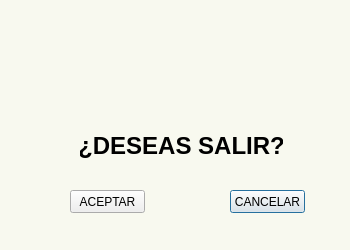
First picture: the form in templates/ExitWindow.ui, repository braisd11/CarTeis, before the edit.
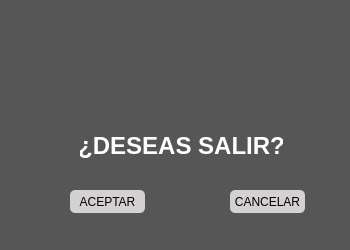
Second picture: the form after the edit. Icons and pictures are not drawn.

Patch:
```diff
--- a/templates/ExitWindow.ui
+++ b/templates/ExitWindow.ui
@@ -38,8 +38,22 @@
   </property>
   <property name="styleSheet">
    <string notr="true">QDialog{
-background-color: #F8F9EF;
-}</string>
+background-color: rgb(86,86,86);
+}
+
+QLabel {
+	color: rgb(255, 255, 255);
+}
+
+QPushButton {
+    border-style: solid;
+	border-color:#F9F0EF;
+	background-color: #D3D1D1;
+	color: rgb(0, 0, 0);
+	border-radius: 5px;
+
+}
+</string>
   </property>
   <widget class="QPushButton" name="btnSalirNo">
    <property name="geometry">
@@ -120,8 +134,8 @@
   <widget class="QLabel" name="label">
    <property name="geometry">
     <rect>
-     <x>140</x>
-     <y>20</y>
+     <x>130</x>
+     <y>30</y>
      <width>81</width>
      <height>81</height>
     </rect>
```
Left out of the diff: 11 changed lines with no effect on the pictures.
